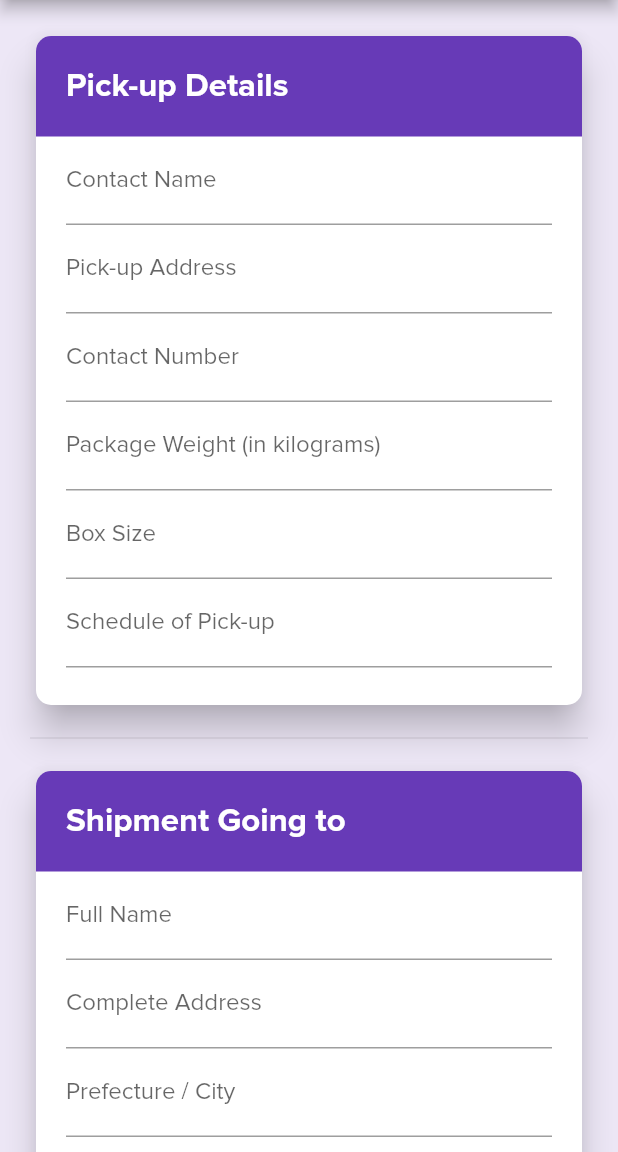
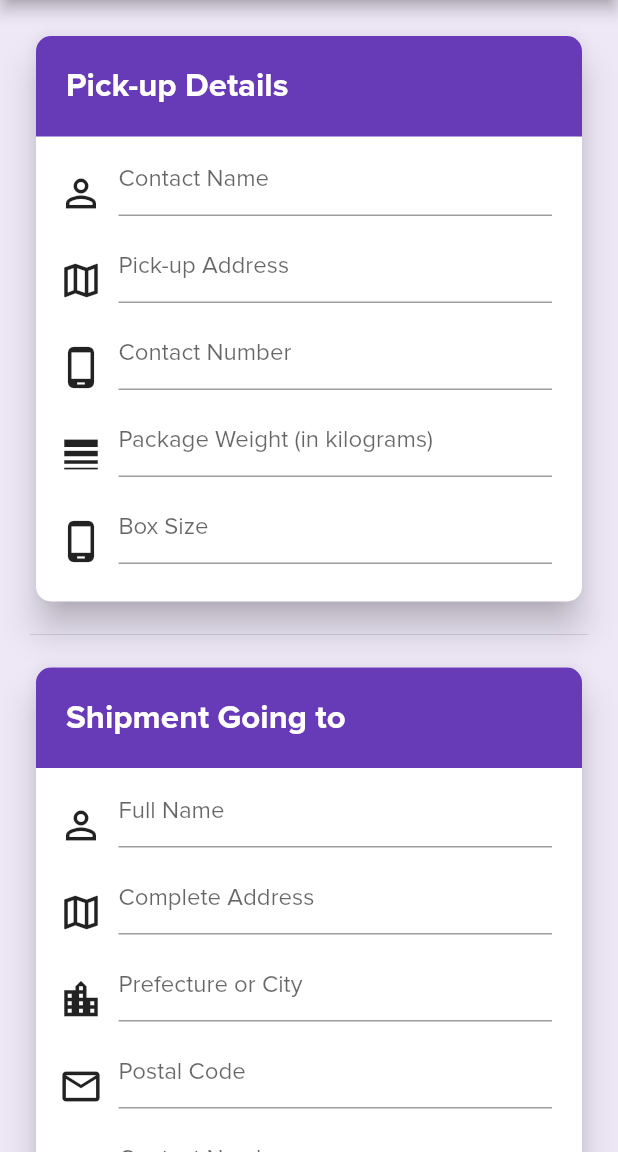
Before and after one commit to Qubits-01/pabitbit-pabagahe-pabili, a Flutter app: the screen it shows after launch, after a tap on "Book Your Order Now", on a phone screen of 412 x 824 dp, the part 84-1236 px from its top. Run offline on Flutter 3.47's test engine with Material 2 defaults, Android fonts, the phone set to English and light mode, and no system bars; our stand-ins replace curved_navigation_bar.

Commit message:
Add Icons on the input fields

```diff
--- a/lib/screens/order_booking/widgets/form_group_body.dart
+++ b/lib/screens/order_booking/widgets/form_group_body.dart
@@ -8,7 +8,7 @@ class FormGroupBody extends StatelessWidget {
   @override
   Widget build(BuildContext context) {
     return Container(
-      padding: const EdgeInsets.only(left: 20, right: 20, bottom: 25),
+      padding: const EdgeInsets.only(left: 15, top: 5, right: 20, bottom: 25),
       child: Column(
         crossAxisAlignment: CrossAxisAlignment.start,
         children: formFields,
--- a/lib/screens/order_booking/widgets/package_details.dart
+++ b/lib/screens/order_booking/widgets/package_details.dart
@@ -2,6 +2,7 @@ import 'package:flutter/material.dart';
 
 import 'form_group.dart';
 import 'services_selection.dart';
+import 'text_field_with_icon.dart';
 
 class PackageDetails extends StatelessWidget {
   const PackageDetails(
@@ -18,21 +19,28 @@ class PackageDetails extends StatelessWidget {
       screenSize,
       title: title,
       formFields: <Widget>[
-        TextFormField(
-          decoration: const InputDecoration(
+        const TextFieldWithIcon(
+          icon: Icons.line_weight_outlined,
           labelText: 'Package Weight (in kilograms)',
-          ),
           keyboardType: TextInputType.number,
           textInputAction: TextInputAction.next,
         ),
         const SizedBox(height: 5),
         const Divider(),
+        Row(
+          children: [
+            const Padding(
+              padding: EdgeInsets.only(right: 10),
+              child: Icon(Icons.view_carousel_outlined, size: 30),
+            ),
             Text(
               'Service Type',
               style: TextStyle(
                   color: Colors.black87,
                   fontSize: Theme.of(context).textTheme.headline6.fontSize),
             ),
+          ],
+        ),
         ServicesSelection(),
       ],
     );
--- a/lib/screens/order_booking/widgets/pick_up_details.dart
+++ b/lib/screens/order_booking/widgets/pick_up_details.dart
@@ -1,6 +1,7 @@
 import 'package:flutter/material.dart';
 
 import 'form_group.dart';
+import 'text_field_with_icon.dart';
 
 class PickUpDetails extends StatelessWidget {
   const PickUpDetails(
@@ -16,47 +17,39 @@ class PickUpDetails extends StatelessWidget {
     return FormGroup(
       screenSize,
       title: title,
-      formFields: <Widget>[
-        TextFormField(
-          decoration: const InputDecoration(
-            labelText: 'Contact Name',
-          ),
+      formFields: const <Widget>[
+        TextFieldWithIcon(
+          icon: Icons.person_outline,
+          labelText: 'Contact Name',
           keyboardType: TextInputType.name,
           textInputAction: TextInputAction.next,
         ),
-        TextFormField(
-          decoration: const InputDecoration(
-            labelText: 'Pick-up Address',
-          ),
+        SizedBox(height: 10),
+        TextFieldWithIcon(
+          icon: Icons.map_outlined,
+          labelText: 'Pick-up Address',
           keyboardType: TextInputType.streetAddress,
           textInputAction: TextInputAction.next,
         ),
-        TextFormField(
-          decoration: const InputDecoration(
-            labelText: 'Contact Number',
-          ),
+        SizedBox(height: 10),
+        TextFieldWithIcon(
+          icon: Icons.phone_android_outlined,
+          labelText: 'Contact Number',
           keyboardType: TextInputType.phone,
           textInputAction: TextInputAction.next,
         ),
-        TextFormField(
-          decoration: const InputDecoration(
-            labelText: 'Package Weight (in kilograms)',
-          ),
+        SizedBox(height: 10),
+        TextFieldWithIcon(
+          icon: Icons.line_weight_outlined,
+          labelText: 'Package Weight (in kilograms)',
           keyboardType: TextInputType.number,
           textInputAction: TextInputAction.next,
         ),
-        TextFormField(
-          decoration: const InputDecoration(
-            labelText: 'Box Size',
-          ),
+        SizedBox(height: 10),
+        TextFieldWithIcon(
+          icon: Icons.phone_android_outlined,
+          labelText: 'Box Size',
           keyboardType: TextInputType.number,
-          textInputAction: TextInputAction.next,
-        ),
-        TextFormField(
-          decoration: const InputDecoration(
-            labelText: 'Schedule of Pick-up',
-          ),
-          keyboardType: TextInputType.datetime,
           textInputAction: TextInputAction.next,
         ),
       ],
--- a/lib/screens/order_booking/widgets/shipment_going_to.dart
+++ b/lib/screens/order_booking/widgets/shipment_going_to.dart
@@ -1,6 +1,7 @@
 import 'package:flutter/material.dart';
 
 import 'form_group.dart';
+import 'text_field_with_icon.dart';
 
 class ShipmentGoingTo extends StatelessWidget {
   const ShipmentGoingTo(
@@ -16,39 +17,38 @@ class ShipmentGoingTo extends StatelessWidget {
     return FormGroup(
       screenSize,
       title: title,
-      formFields: <Widget>[
-        TextFormField(
-          decoration: const InputDecoration(
-            labelText: 'Full Name',
-          ),
+      formFields: const <Widget>[
+        TextFieldWithIcon(
+          icon: Icons.person_outline,
+          labelText: 'Full Name',
           keyboardType: TextInputType.name,
           textInputAction: TextInputAction.next,
         ),
-        TextFormField(
-          decoration: const InputDecoration(
-            labelText: 'Complete Address',
-          ),
+        SizedBox(height: 10),
+        TextFieldWithIcon(
+          icon: Icons.map_outlined,
+          labelText: 'Complete Address',
           keyboardType: TextInputType.streetAddress,
           textInputAction: TextInputAction.next,
         ),
-        TextFormField(
-          decoration: const InputDecoration(
-            labelText: 'Prefecture / City',
-          ),
+        SizedBox(height: 10),
+        TextFieldWithIcon(
+          icon: Icons.location_city_outlined,
+          labelText: 'Prefecture or City',
           keyboardType: TextInputType.streetAddress,
           textInputAction: TextInputAction.next,
         ),
-        TextFormField(
-          decoration: const InputDecoration(
-            labelText: 'Postal Code',
-          ),
+        SizedBox(height: 10),
+        TextFieldWithIcon(
+          icon: Icons.mail_outline,
+          labelText: 'Postal Code',
           keyboardType: TextInputType.number,
           textInputAction: TextInputAction.next,
         ),
-        TextFormField(
-          decoration: const InputDecoration(
-            labelText: 'Contact Number',
-          ),
+        SizedBox(height: 10),
+        TextFieldWithIcon(
+          icon: Icons.phone_android_outlined,
+          labelText: 'Contact Number',
           keyboardType: TextInputType.phone,
           textInputAction: TextInputAction.next,
         ),
--- /dev/null
+++ b/lib/screens/order_booking/widgets/text_field_with_icon.dart
@@ -0,0 +1,38 @@
+import 'package:flutter/material.dart';
+
+class TextFieldWithIcon extends StatelessWidget {
+  const TextFieldWithIcon({
+    @required this.icon,
+    @required this.labelText,
+    @required this.keyboardType,
+    @required this.textInputAction,
+  });
+
+  final IconData icon;
+  final String labelText;
+  final TextInputType keyboardType;
+  final TextInputAction textInputAction;
+
+  @override
+  Widget build(BuildContext context) {
+    return Row(
+      crossAxisAlignment: CrossAxisAlignment.end,
+      children: <Widget>[
+        Padding(
+          padding: const EdgeInsets.only(right: 10),
+          child: Icon(icon, size: 30),
+        ),
+        Expanded(
+          child: TextFormField(
+            decoration: InputDecoration(
+              labelText: labelText,
+              contentPadding: const EdgeInsets.all(0),
+            ),
+            keyboardType: keyboardType,
+            textInputAction: textInputAction,
+          ),
+        ),
+      ],
+    );
+  }
+}
```
Lines whose indentation alone changed are shown as unchanged.
